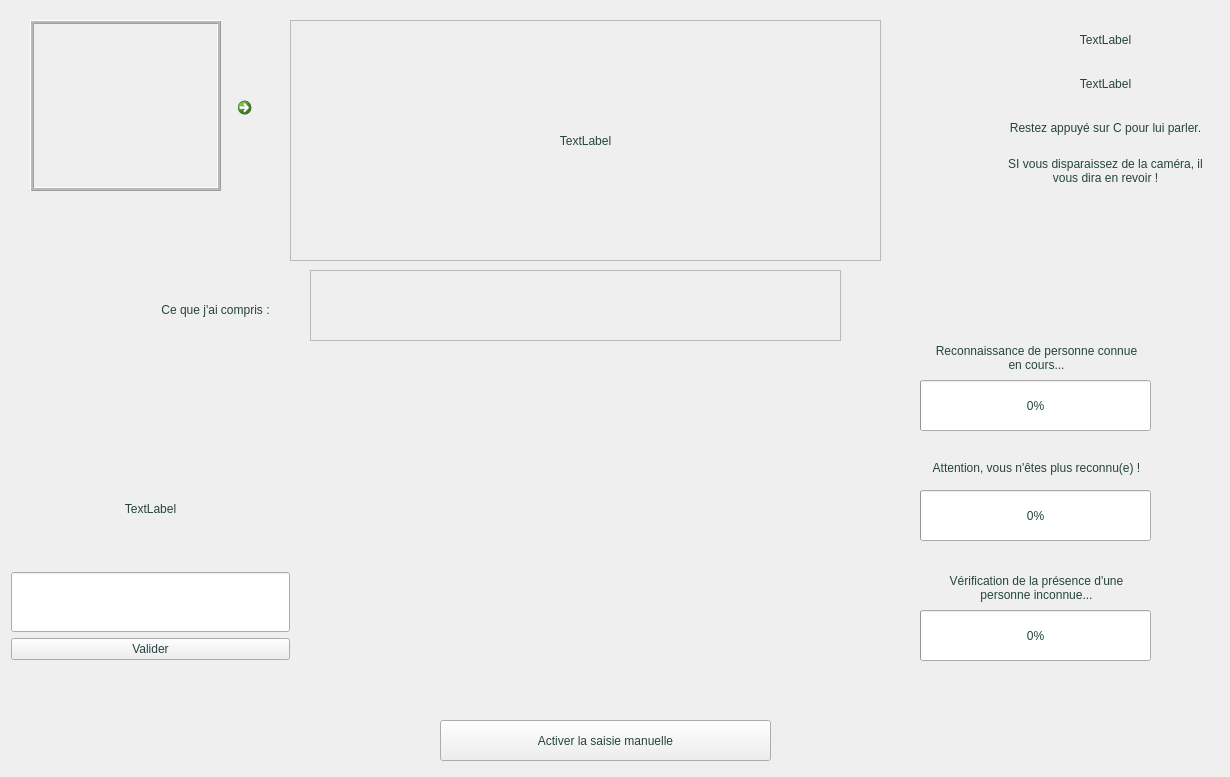
Old version of the form surirobot/core/gui/mainwindow.ui in the repository suricats/surirobot-client-ng.
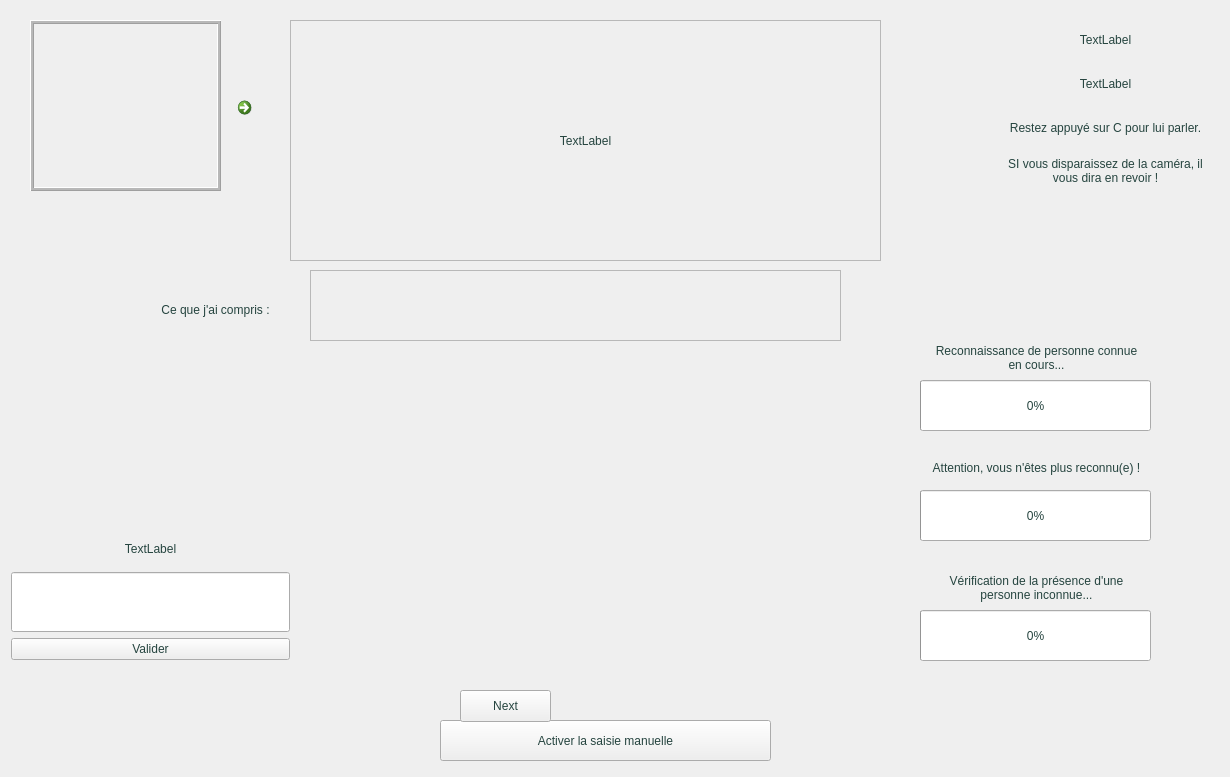
New version of the form.

Patch:
```diff
--- a/surirobot/core/gui/mainwindow.ui
+++ b/surirobot/core/gui/mainwindow.ui
@@ -233,9 +233,9 @@
     <property name="geometry">
      <rect>
       <x>0</x>
-      <y>440</y>
+      <y>520</y>
       <width>301</width>
-      <height>311</height>
+      <height>231</height>
      </rect>
     </property>
     <layout class="QVBoxLayout" name="manualLayout">
@@ -310,6 +310,22 @@
      </rect>
     </property>
     <layout class="QHBoxLayout" name="horizontalLayout">
+     <item>
+      <widget class="QLabel" name="imageViewer">
+       <property name="frameShape">
+        <enum>QFrame::NoFrame</enum>
+       </property>
+       <property name="frameShadow">
+        <enum>QFrame::Plain</enum>
+       </property>
+       <property name="text">
+        <string/>
+       </property>
+       <property name="alignment">
+        <set>Qt::AlignCenter</set>
+       </property>
+      </widget>
+     </item>
      <item>
       <widget class="QLabel" name="image">
        <property name="frameShape">
@@ -834,26 +850,17 @@
      <number>0</number>
     </property>
    </widget>
-   <widget class="QLabel" name="imageViewer">
+   <widget class="QPushButton" name="pushButton">
     <property name="geometry">
      <rect>
-      <x>26</x>
-      <y>344</y>
-      <width>291</width>
-      <height>131</height>
+      <x>460</x>
+      <y>690</y>
+      <width>91</width>
+      <height>32</height>
      </rect>
     </property>
-    <property name="frameShape">
-     <enum>QFrame::NoFrame</enum>
-    </property>
-    <property name="frameShadow">
-     <enum>QFrame::Plain</enum>
-    </property>
     <property name="text">
-     <string/>
-    </property>
-    <property name="alignment">
-     <set>Qt::AlignCenter</set>
+     <string>Next</string>
     </property>
    </widget>
   </widget>
```
